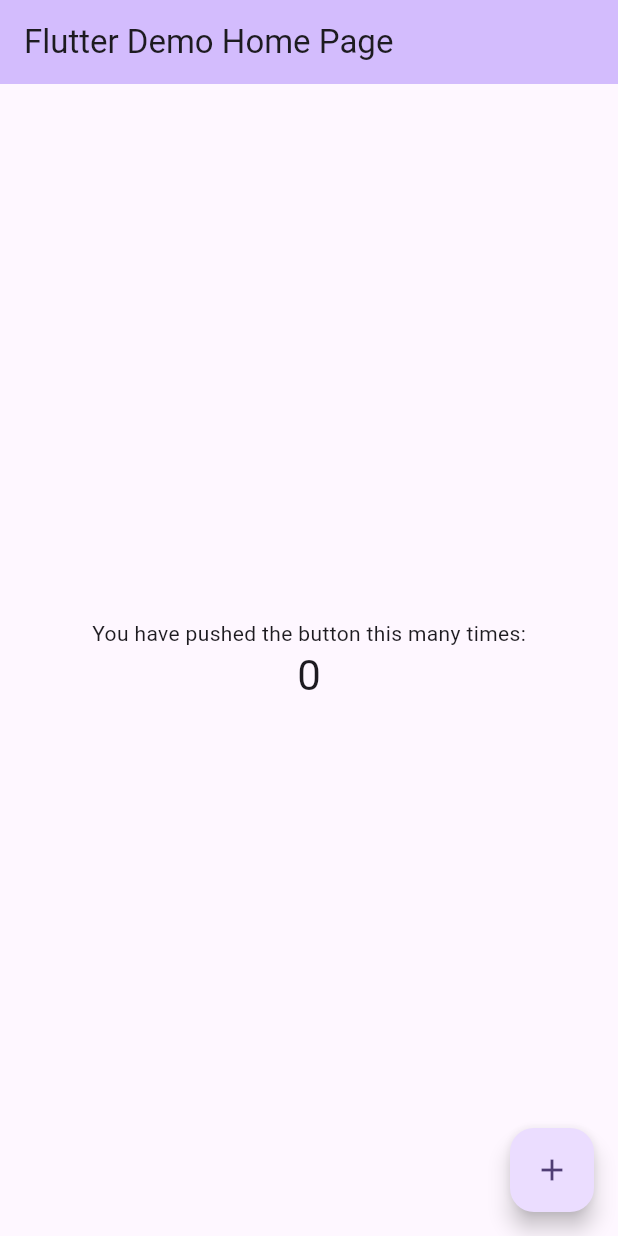
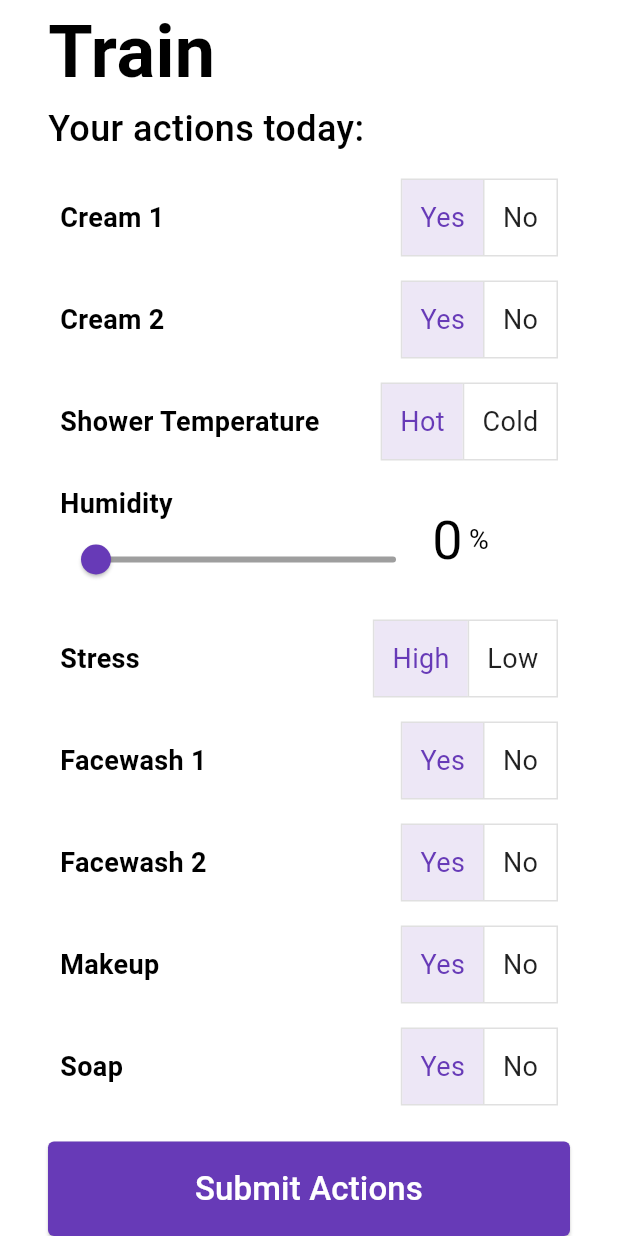
Before and after one commit to BillyJaf/hackathon_frontend, a Flutter app: the screen it shows after launch, on a phone screen of 412 x 824 dp. Run offline on Flutter 3.47's test engine with Material 3 defaults, Android fonts, the light colour scheme and no system bars; our stand-ins replace sleek_circular_slider, sqflite; accounts and stored records are empty.

Commit message:
First Two Screens (#2)
* feat: wip train screen

* feat: train screen functionality

* feat: rating screen

```diff
--- /dev/null
+++ b/lib/action_field.dart
@@ -0,0 +1,42 @@
+import 'package:flutter/material.dart';
+
+class ActionField extends StatelessWidget {
+  final String label;
+  final Widget? child;
+  final Widget valueWidget;
+
+  const ActionField({
+    super.key,
+    this.label = "Action Name",
+    this.child,
+    required this.valueWidget,
+  });
+
+  @override
+  Widget build(BuildContext context) {
+    return SizedBox(
+      width: double.infinity,
+      child: Padding(
+        padding: const EdgeInsets.all(8.0),
+        child: Row(
+          mainAxisAlignment: MainAxisAlignment.spaceBetween,
+          children: [
+            Expanded(
+              child: Column(
+                crossAxisAlignment: CrossAxisAlignment.start,
+                children: [
+                  Text(
+                    label,
+                    style: const TextStyle(fontSize: 18.0, fontWeight: FontWeight.w600),
+                  ),
+                  if (child != null) child!,
+                ],
+              ),
+            ),
+            valueWidget,
+          ],
+        ),
+      ),
+    );
+  }
+}
--- a/lib/main.dart
+++ b/lib/main.dart
@@ -1,13 +1,25 @@
 import 'package:flutter/material.dart';
+import 'package:hackathon_frontend/rating_screen.dart';
+import 'package:hackathon_frontend/train_screen.dart';
 
 void main() async {
   // Avoid errors caused by flutter upgrade.
   // Importing 'package:flutter/widgets.dart' is required.
   WidgetsFlutterBinding.ensureInitialized();
 
-
-
-  runApp(const MyApp());
+  runApp(MaterialApp(
+    title: 'AB App',
+    theme: ThemeData(
+      colorScheme: ColorScheme.fromSwatch(
+        primarySwatch: Colors.deepPurple,
+        accentColor: Colors.deepPurpleAccent,
+        errorColor: Colors.red,
+        brightness: Brightness.light,
+      ),
+      useMaterial3: true,
+    ),
+    home: const MyApp(),
+  ));
 }
 
 class MyApp extends StatelessWidget {
@@ -16,116 +28,17 @@
   // This widget is the root of your application.
   @override
   Widget build(BuildContext context) {
-    return MaterialApp(
-      title: 'Flutter Demo',
-      theme: ThemeData(
-        // This is the theme of your application.
-        //
-        // TRY THIS: Try running your application with "flutter run". You'll see
-        // the application has a purple toolbar. Then, without quitting the app,
-        // try changing the seedColor in the colorScheme below to Colors.green
-        // and then invoke "hot reload" (save your changes or press the "hot
-        // reload" button in a Flutter-supported IDE, or press "r" if you used
-        // the command line to start the app).
-        //
-        // Notice that the counter didn't reset back to zero; the application
-        // state is not lost during the reload. To reset the state, use hot
-        // restart instead.
-        //
-        // This works for code too, not just values: Most code changes can be
-        // tested with just a hot reload.
-        colorScheme: ColorScheme.fromSeed(seedColor: Colors.deepPurple),
-        useMaterial3: true,
-      ),
-      home: const MyHomePage(title: 'Flutter Demo Home Page'),
+    return TrainScreen(
+      onEntrySubmitted: (entry) {
+        Navigator.of(context).push(
+          MaterialPageRoute(
+            builder: (context) => RatingScreen(
+              originalEntry: entry,
+              onRatingSubmitted: print, // TODO: Put API request here
+            ),
+          ),
+        );
+      },
     );
   }
 }
-
-class MyHomePage extends StatefulWidget {
-  const MyHomePage({super.key, required this.title});
-
-  // This widget is the home page of your application. It is stateful, meaning
-  // that it has a State object (defined below) that contains fields that affect
-  // how it looks.
-
-  // This class is the configuration for the state. It holds the values (in this
-  // case the title) provided by the parent (in this case the App widget) and
-  // used by the build method of the State. Fields in a Widget subclass are
-  // always marked "final".
-
-  final String title;
-
-  @override
-  State<MyHomePage> createState() => _MyHomePageState();
-}
-
-class _MyHomePageState extends State<MyHomePage> {
-  int _counter = 0;
-
-  void _incrementCounter() {
-    setState(() {
-      // This call to setState tells the Flutter framework that something has
-      // changed in this State, which causes it to rerun the build method below
-      // so that the display can reflect the updated values. If we changed
-      // _counter without calling setState(), then the build method would not be
-      // called again, and so nothing would appear to happen.
-      _counter++;
-    });
-  }
-
-  @override
-  Widget build(BuildContext context) {
-    // This method is rerun every time setState is called, for instance as done
-    // by the _incrementCounter method above.
-    //
-    // The Flutter framework has been optimized to make rerunning build methods
-    // fast, so that you can just rebuild anything that needs updating rather
-    // than having to individually change instances of widgets.
-    return Scaffold(
-      appBar: AppBar(
-        // TRY THIS: Try changing the color here to a specific color (to
-        // Colors.amber, perhaps?) and trigger a hot reload to see the AppBar
-        // change color while the other colors stay the same.
-        backgroundColor: Theme.of(context).colorScheme.inversePrimary,
-        // Here we take the value from the MyHomePage object that was created by
-        // the App.build method, and use it to set our appbar title.
-        title: Text(widget.title),
-      ),
-      body: Center(
-        // Center is a layout widget. It takes a single child and positions it
-        // in the middle of the parent.
-        child: Column(
-          // Column is also a layout widget. It takes a list of children and
-          // arranges them vertically. By default, it sizes itself to fit its
-          // children horizontally, and tries to be as tall as its parent.
-          //
-          // Column has various properties to control how it sizes itself and
-          // how it positions its children. Here we use mainAxisAlignment to
-          // center the children vertically; the main axis here is the vertical
-          // axis because Columns are vertical (the cross axis would be
-          // horizontal).
-          //
-          // TRY THIS: Invoke "debug painting" (choose the "Toggle Debug Paint"
-          // action in the IDE, or press "p" in the console), to see the
-          // wireframe for each widget.
-          mainAxisAlignment: MainAxisAlignment.center,
-          children: <Widget>[
-            const Text(
-              'You have pushed the button this many times:',
-            ),
-            Text(
-              '$_counter',
-              style: Theme.of(context).textTheme.headlineMedium,
-            ),
-          ],
-        ),
-      ),
-      floatingActionButton: FloatingActionButton(
-        onPressed: _incrementCounter,
-        tooltip: 'Increment',
-        child: const Icon(Icons.add),
-      ), // This trailing comma makes auto-formatting nicer for build methods.
-    );
-  }
-}
--- a/lib/models/health_entry.dart
+++ b/lib/models/health_entry.dart
@@ -1,6 +1,5 @@
 class HealthEntry {
-  final int?
-      id; // Optional, in case you're storing this in a database with an auto-generated ID
+  final int? id; // Optional, in case you're storing this in a database with an auto-generated ID
   final double cream1;
   final double cream2;
   final double tookHotShower;
@@ -30,6 +29,39 @@ class HealthEntry {
     required this.dateTime,
     required this.skinFeelRating,
   });
+
+  // To new HealthEntry object with updated values
+  HealthEntry copyWith({
+    int? id,
+    double? cream1,
+    double? cream2,
+    double? tookHotShower,
+    double? relativeHumidity,
+    double? stress,
+    double? facewash1,
+    double? facewash2,
+    double? makeup,
+    double? soap,
+    double? hoursInside,
+    DateTime? dateTime,
+    double? skinFeelRating,
+  }) {
+    return HealthEntry(
+      id: id ?? this.id,
+      cream1: cream1 ?? this.cream1,
+      cream2: cream2 ?? this.cream2,
+      tookHotShower: tookHotShower ?? this.tookHotShower,
+      relativeHumidity: relativeHumidity ?? this.relativeHumidity,
+      stress: stress ?? this.stress,
+      facewash1: facewash1 ?? this.facewash1,
+      facewash2: facewash2 ?? this.facewash2,
+      makeup: makeup ?? this.makeup,
+      soap: soap ?? this.soap,
+      hoursInside: hoursInside ?? this.hoursInside,
+      dateTime: dateTime ?? this.dateTime,
+      skinFeelRating: skinFeelRating ?? this.skinFeelRating,
+    );
+  }
 
   // Convert a HealthEntry object into a Map to store in the database
   Map<String, dynamic> toMap() {
--- /dev/null
+++ b/lib/option_field.dart
@@ -0,0 +1,46 @@
+import 'package:flutter/material.dart';
+import 'package:hackathon_frontend/action_field.dart';
+
+class Option {
+  final String label;
+  final double value;
+
+  const Option(this.label, this.value);
+}
+
+class OptionField extends StatelessWidget {
+  final String label;
+  final double? value;
+  final List<Option> options;
+  final Function(double) onChanged;
+
+  const OptionField({
+    super.key,
+    this.label = "Action Name",
+    this.options = const [],
+    this.value,
+    required this.onChanged,
+  });
+
+  @override
+  Widget build(BuildContext context) {
+    return ActionField(
+      label: label,
+      valueWidget: ToggleButtons(
+        isSelected: options.map((option) => option.value == value).toList(),
+        onPressed: (index) => onChanged(options[index].value),
+        children: options
+            .map(
+              (option) => Padding(
+                padding: const EdgeInsets.all(12.0),
+                child: Text(
+                  option.label,
+                  style: const TextStyle(fontSize: 18.0),
+                ),
+              ),
+            )
+            .toList(),
+      ),
+    );
+  }
+}
--- /dev/null
+++ b/lib/slider_field.dart
@@ -0,0 +1,55 @@
+import 'package:flutter/material.dart';
+import 'package:hackathon_frontend/action_field.dart';
+
+class SliderField extends StatelessWidget {
+  final String label;
+  final String suffix;
+  final double value;
+  final double min;
+  final double max;
+  final Function(double) onChanged;
+
+  const SliderField({
+    super.key,
+    this.label = "Action Name",
+    this.suffix = "",
+    this.value = 0.0,
+    this.min = 0.0,
+    this.max = 100.0,
+    required this.onChanged,
+  });
+
+  @override
+  Widget build(BuildContext context) {
+    return ActionField(
+      label: label,
+      valueWidget: SizedBox(
+        width: 84.0,
+        child: Row(
+          mainAxisAlignment: MainAxisAlignment.start,
+          crossAxisAlignment: CrossAxisAlignment.center,
+          children: [
+            Text(
+              value.toStringAsFixed(0),
+              style: const TextStyle(fontSize: 36.0, fontWeight: FontWeight.w400),
+              textAlign: TextAlign.right,
+            ),
+            const SizedBox(width: 4.0),
+            Text(
+              suffix,
+              style: const TextStyle(fontSize: 18.0, fontWeight: FontWeight.w400),
+              textAlign: TextAlign.right,
+            ),
+          ],
+        ),
+      ),
+      child: Slider(
+        min: min,
+        max: max,
+        value: value,
+        onChanged: onChanged,
+        inactiveColor: Theme.of(context).disabledColor,
+      ),
+    );
+  }
+}
--- /dev/null
+++ b/lib/train_screen.dart
@@ -0,0 +1,153 @@
+import 'package:flutter/material.dart';
+import 'package:hackathon_frontend/models/health_entry.dart';
+import 'package:hackathon_frontend/option_field.dart';
+import 'package:hackathon_frontend/slider_field.dart';
+
+class TrainScreen extends StatefulWidget {
+  final Function(HealthEntry) onEntrySubmitted;
+
+  const TrainScreen({
+    super.key,
+    required this.onEntrySubmitted,
+  });
+
+  @override
+  State<TrainScreen> createState() => _TrainScreenState();
+}
+
+class _TrainScreenState extends State<TrainScreen> {
+  HealthEntry entry = HealthEntry(
+    cream1: 1.0,
+    cream2: 1.0,
+    tookHotShower: 1.0,
+    relativeHumidity: 0.0,
+    stress: 1.0,
+    facewash1: 1.0,
+    facewash2: 1.0,
+    makeup: 1.0,
+    soap: 1.0,
+    hoursInside: 1.0,
+    dateTime: DateTime.now(),
+    skinFeelRating: 0.0,
+  );
+
+  @override
+  Widget build(BuildContext context) {
+    return Scaffold(
+      body: SafeArea(
+        child: Container(
+          width: double.infinity,
+          padding: const EdgeInsets.symmetric(horizontal: 32.0),
+          child: Column(
+            crossAxisAlignment: CrossAxisAlignment.start,
+            children: [
+              // Title Header Text
+              const Text("Train", style: TextStyle(fontSize: 48, fontWeight: FontWeight.bold)),
+              const Text("Your actions today:", style: TextStyle(fontSize: 24, fontWeight: FontWeight.w500)),
+
+              // Action Fields
+              Expanded(
+                child: Padding(
+                  padding: const EdgeInsets.symmetric(vertical: 8.0),
+                  child: ListView(
+                    shrinkWrap: true,
+                    children: [
+                      OptionField(
+                        label: "Cream 1",
+                        options: const [Option("Yes", 1.0), Option("No", 0.0)],
+                        value: entry.cream1,
+                        onChanged: (value) => setState(() => entry = entry.copyWith(cream1: value)),
+                      ),
+                      OptionField(
+                        label: "Cream 2",
+                        options: const [Option("Yes", 1.0), Option("No", 0.0)],
+                        value: entry.cream2,
+                        onChanged: (value) => setState(() => entry = entry.copyWith(cream2: value)),
+                      ),
+                      OptionField(
+                        label: "Shower Temperature",
+                        options: const [Option("Hot", 1.0), Option("Cold", 0.0)],
+                        value: entry.tookHotShower,
+                        onChanged: (value) => setState(() => entry = entry.copyWith(tookHotShower: value)),
+                      ),
+                      SliderField(
+                        label: "Humidity",
+                        suffix: "%",
+                        value: entry.relativeHumidity,
+                        onChanged: (value) => setState(() => entry = entry.copyWith(relativeHumidity: value)),
+                      ),
+                      OptionField(
+                        label: "Stress",
+                        options: const [Option("High", 1.0), Option("Low", 0.0)],
+                        value: entry.stress,
+                        onChanged: (value) => setState(() => entry = entry.copyWith(stress: value)),
+                      ),
+                      OptionField(
+                        label: "Facewash 1",
+                        options: const [Option("Yes", 1.0), Option("No", 0.0)],
+                        value: entry.facewash1,
+                        onChanged: (value) => setState(() => entry = entry.copyWith(facewash1: value)),
+                      ),
+                      OptionField(
+                        label: "Facewash 2",
+                        options: const [Option("Yes", 1.0), Option("No", 0.0)],
+                        value: entry.facewash2,
+                        onChanged: (value) => setState(() => entry = entry.copyWith(facewash2: value)),
+                      ),
+                      OptionField(
+                        label: "Makeup",
+                        options: const [Option("Yes", 1.0), Option("No", 0.0)],
+                        value: entry.makeup,
+                        onChanged: (value) => setState(() => entry = entry.copyWith(makeup: value)),
+                      ),
+                      OptionField(
+                        label: "Soap",
+                        options: const [Option("Yes", 1.0), Option("No", 0.0)],
+                        value: entry.soap,
+                        onChanged: (value) => setState(() => entry = entry.copyWith(soap: value)),
+                      ),
+                      SliderField(
+                        label: "Hours Inside",
+                        suffix: "hrs",
+                        min: 0.0,
+                        max: 24.0,
+                        value: entry.hoursInside,
+                        onChanged: (value) => setState(() => entry = entry.copyWith(hoursInside: value)),
+                      )
+                    ],
+                  ),
+                ),
+              ),
+
+              // Submit Button
+              ElevatedButton(
+                onPressed: () {
+                  widget.onEntrySubmitted(entry.copyWith(
+                    relativeHumidity: entry.relativeHumidity / 100.0, // Convert to 0.0 - 1.0 scale
+                    dateTime: DateTime.now(), // Set the current time
+                  ));
+                },
+                style: ElevatedButton.styleFrom(
+                  foregroundColor: Theme.of(context).colorScheme.onPrimary,
+                  backgroundColor: Theme.of(context).colorScheme.primary,
+                  shape: const RoundedRectangleBorder(
+                    borderRadius: BorderRadius.all(Radius.circular(4.0)),
+                  ),
+                ),
+                child: Container(
+                  width: double.infinity,
+                  padding: const EdgeInsets.symmetric(vertical: 16.0),
+                  child: const Text(
+                    "Submit Actions",
+                    style: TextStyle(fontSize: 22.0),
+                    textAlign: TextAlign.center,
+                  ),
+                ),
+              ),
+            ],
+          ),
+        ),
+      ),
+    );
+  }
+}
--- a/pubspec.yaml
+++ b/pubspec.yaml
@@ -37,6 +37,7 @@ dependencies:
   cupertino_icons: ^1.0.8
   sqflite: ^2.3.3+1
   path: ^1.9.0
+  sleek_circular_slider: ^2.0.1
 
 dev_dependencies:
   flutter_test:
```
Also changed, not shown: lib/rating_screen.dart (added, +97 -0 lines), pubspec.lock, 3 other files.
